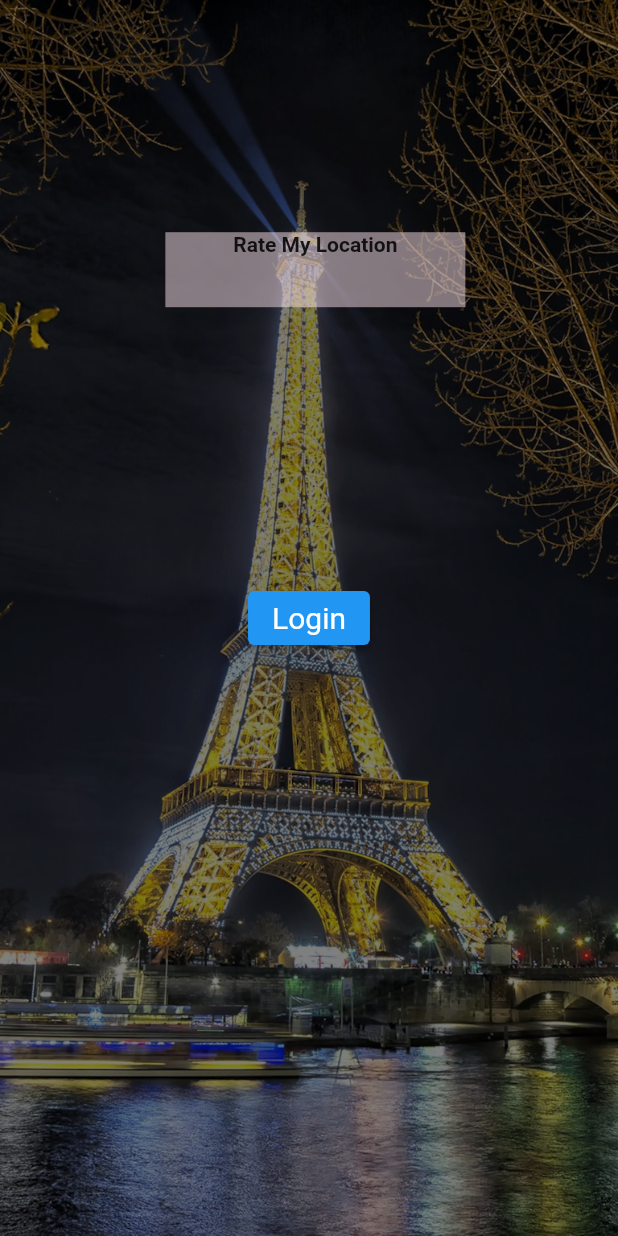
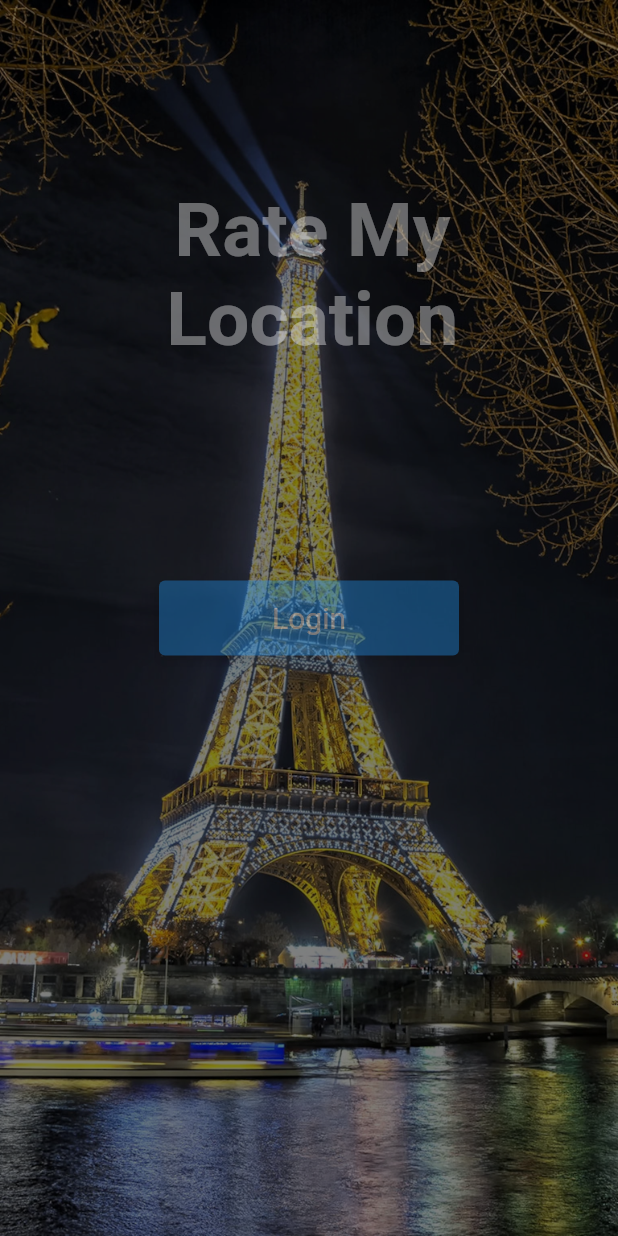
Before and after one commit to CSCI4100U/course-project-btd6, a Flutter app: the MyHomePage screen opened directly, on a phone screen of 412 x 824 dp. Run offline on Flutter 3.47's test engine with Material 2 defaults, Android fonts, the phone set to English and light mode, and no system bars; drawn by our look-alikes of delayed_display, intro_slider; our stand-ins replace cloud_firestore, firebase_core, flutter_local_notifications, flutter_map, geocoding, geolocator and 3 more; accounts and stored records are empty; statements that could not run were skipped.

Commit message:
pushing current edits of HomePageDemo.dart + pubspec.yaml

```diff
--- a/group_project/lib/views/HomePageDemo.dart
+++ b/group_project/lib/views/HomePageDemo.dart
@@ -1,8 +1,10 @@
 //Frank Delgado (100784073), Date: 2022-12-04
 import 'package:flutter/material.dart';
+import 'package:group_project/loginPage.dart';
 import 'package:intro_slider/intro_slider.dart';
+import 'package:delayed_display/delayed_display.dart';
 
-import '../loginPage.dart';
+//import '../loginPage.dart';
 
 void main() {
   runApp(const MyApp());
@@ -33,11 +35,14 @@ class MyHomePage extends StatefulWidget {
   State<MyHomePage> createState() => _MyHomePageState();
 }
 
-class _MyHomePageState extends State<MyHomePage> with SingleTickerProviderStateMixin{
+class _MyHomePageState extends State<MyHomePage> with TickerProviderStateMixin{
   //Slider content list
   List<ContentConfig> listContent = [];
-  late AnimationController _controller;
-  late Animation<double> _animation;
+  //controllers and animations for title and button
+  late AnimationController _controllerTitle;
+  late Animation<double> _animationTitle;
+  late AnimationController _controllerButton;
+  late Animation<double> _animationButton;
 
   @override
   void initState() {
@@ -68,22 +73,46 @@ class _MyHomePageState extends State<MyHomePage> with SingleTickerProviderStateM
         onCenterItemPress: () {},
       ),
     );
-    //initialize animation controller
-    _controller = AnimationController(
+    listContent.add(
+      ContentConfig(
+        backgroundImage: "assets/homepagesliderimages/grandcanyon.jpg",
+        backgroundImageFit: BoxFit.cover,
+        backgroundFilterOpacity: 0.5,
+        onCenterItemPress: () {},
+      ),
+    );
+    listContent.add(
+      ContentConfig(
+        backgroundImage: "assets/homepagesliderimages/minegrande.jpg",
+        backgroundImageFit: BoxFit.cover,
+        backgroundFilterOpacity: 0.5,
+        onCenterItemPress: () {},
+      ),
+    );
+    //initialize animation controllers
+    _controllerTitle = AnimationController(
+      duration: const Duration(seconds: 5),
+      vsync: this,
+    );
+    _controllerButton = AnimationController(
         duration: const Duration(seconds: 5),
         vsync: this,
     );
 
-    //fade animation
-    _animation = Tween(
+    //animations
+    _animationTitle = Tween(
       begin: 0.0,
       end: 1.0,
-    ).animate(_controller);
+    ).animate(_controllerTitle);
+    _animationButton = Tween(
+      begin: 0.0,
+      end: 1.0,
+    ).animate(_controllerButton);
   }
   //animation disposer
   @override
   void dispose() {
-    _controller.dispose();
+    _controllerTitle.dispose();
     super.dispose();
   }
 
@@ -92,7 +121,9 @@ class _MyHomePageState extends State<MyHomePage> with SingleTickerProviderStateM
     //button style
     final ButtonStyle style = ElevatedButton.styleFrom(
         textStyle: const TextStyle(fontSize: 20));
-    _controller.forward();
+    //call animation controllers
+    _controllerTitle.forward();
+    _controllerButton.forward();
     return Scaffold(
       body: Stack(
           alignment: AlignmentDirectional.center,
@@ -125,18 +156,35 @@ class _MyHomePageState extends State<MyHomePage> with SingleTickerProviderStateM
               color: const Color(0xFFFCE4EC).withOpacity(0),
               alignment: const Alignment(0.04, -0.6),
               //container for title
+              child: DelayedDisplay(
+                delay: const Duration(seconds: 2),
+                child: FadeTransition(
+                  opacity: _animationTitle,
                   child: Container(
-                color: const Color(0xFFFCE4EC).withOpacity(0.5),
-                height: 50,
-                width: 200,
+                    color: const Color(0xFFFCE4EC).withOpacity(0),
+                    height: 200,
+                    width: 300,
                     child: const Text(
                       'Rate My Location',
-                  style: TextStyle(fontWeight: FontWeight.bold),
+                      style: TextStyle(
+                        fontWeight: FontWeight.bold,
+                        fontSize: 50,
+                        color: Colors.white,
+                      ),
                       textAlign: TextAlign.center,
                     ),
                   ),
                 ),
-            ElevatedButton(
+              ),
+            ),
+              DelayedDisplay(
+                delay: const Duration(seconds: 5),
+                  child: FadeTransition(
+                    opacity: _animationButton,
+                    child: SizedBox(
+                      width: 200.0,
+                      height: 50.0,
+                      child: ElevatedButton(
                         onPressed: () {
                            Navigator.of(context).push(MaterialPageRoute(
                                builder: (context) => LoginPage())
@@ -145,6 +193,9 @@ class _MyHomePageState extends State<MyHomePage> with SingleTickerProviderStateM
                         style: style,
                         child: const Text('Login'),
                       ),
+                    ),
+                  ),
+              ),
           ]
       ),
     );
--- a/group_project/pubspec.yaml
+++ b/group_project/pubspec.yaml
@@ -42,6 +42,7 @@ dependencies:
   intro_slider:
   geocoding:
   geolocator:
+  delayed_display:
 
   #----------------------added dependencies-------------------------
 
```
Also changed, not shown: group_project/pubspec.lock. Lines whose indentation alone changed are shown as unchanged.
